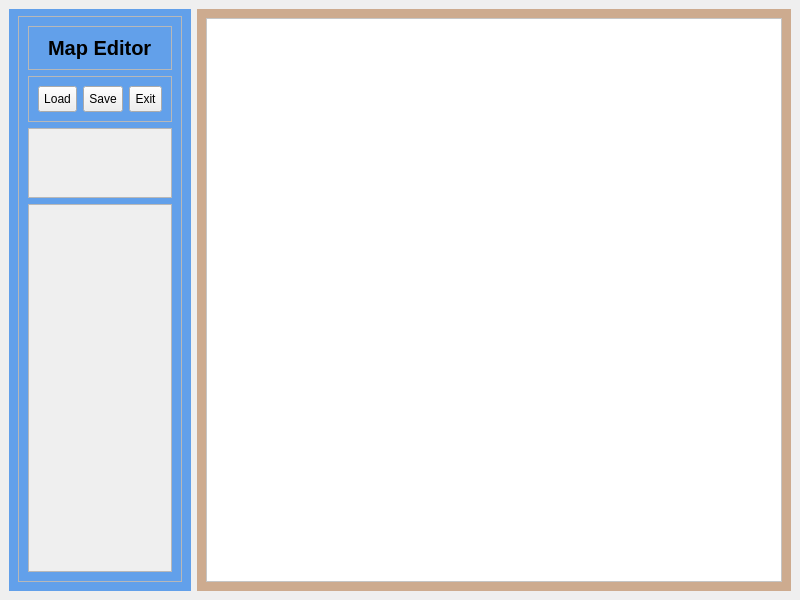
Old version of the form editor/MapEditor.ui in the repository alejoordonez02/counter-strike-2d.
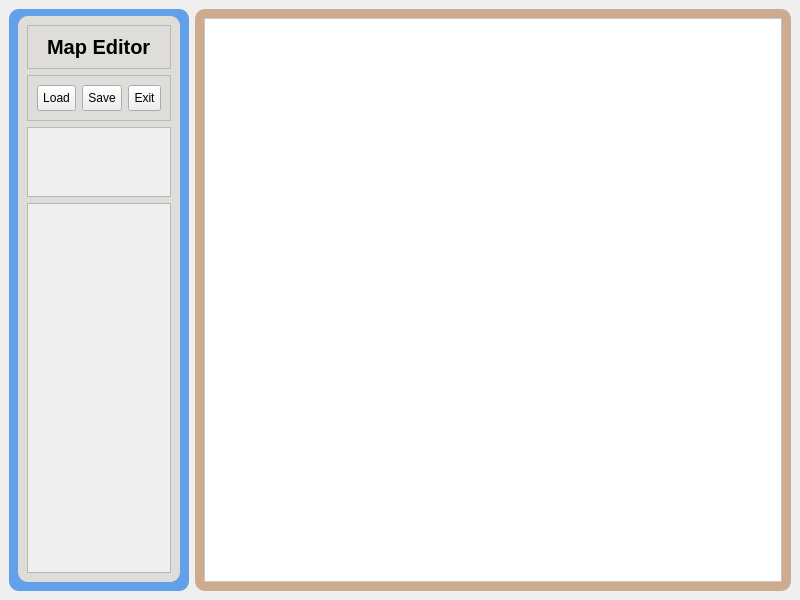
New version of the form. Icons and pictures are not drawn.

```diff
--- a/editor/MapEditor.ui
+++ b/editor/MapEditor.ui
@@ -41,7 +41,9 @@
       <property name="styleSheet">
        <string notr="true">#leftMenu{
 	background-color: rgb(98, 160, 234);
-}</string>
+	border-radius: 10px;
+}
+</string>
       </property>
       <layout class="QVBoxLayout" name="verticalLayout_2">
        <property name="topMargin">
@@ -55,6 +57,12 @@
            <verstretch>0</verstretch>
           </sizepolicy>
          </property>
+         <property name="styleSheet">
+          <string notr="true">#leftFrame{
+	background-color: rgb(222, 221, 218);
+	border-radius: 10px;
+}</string>
+         </property>
          <property name="frameShape">
           <enum>QFrame::StyledPanel</enum>
          </property>
@@ -98,6 +106,9 @@
                <property name="text">
                 <string>Map Editor</string>
                </property>
+               <property name="textFormat">
+                <enum>Qt::MarkdownText</enum>
+               </property>
               </widget>
              </item>
             </layout>
@@ -218,6 +229,9 @@
             <property name="layoutDirection">
              <enum>Qt::LeftToRight</enum>
             </property>
+            <property name="styleSheet">
+             <string notr="true">border-image: url(:/prefijoNuevo/hud_slot.bmp);</string>
+            </property>
             <property name="widgetResizable">
              <bool>true</bool>
             </property>
@@ -226,7 +240,7 @@
               <rect>
                <x>0</x>
                <y>0</y>
-               <width>241</width>
+               <width>243</width>
                <height>68</height>
               </rect>
              </property>
@@ -247,6 +261,9 @@
             <property name="cursor" stdset="0">
              <cursorShape>OpenHandCursor</cursorShape>
             </property>
+            <property name="styleSheet">
+             <string notr="true">border-image: url(:/prefijoNuevo/gui_c.bmp);</string>
+            </property>
             <property name="widgetResizable">
              <bool>true</bool>
             </property>
@@ -255,13 +272,19 @@
               <rect>
                <x>0</x>
                <y>0</y>
-               <width>241</width>
-               <height>355</height>
+               <width>243</width>
+               <height>361</height>
               </rect>
              </property>
              <layout class="QHBoxLayout" name="horizontalLayout_4">
               <item>
                <widget class="QLabel" name="tylesheet">
+                <property name="minimumSize">
+                 <size>
+                  <width>0</width>
+                  <height>104</height>
+                 </size>
+                </property>
                 <property name="cursor">
                  <cursorShape>ArrowCursor</cursorShape>
                 </property>
@@ -277,6 +300,9 @@
                 <property name="autoFillBackground">
                  <bool>false</bool>
                 </property>
+                <property name="styleSheet">
+                 <string notr="true"/>
+                </property>
                 <property name="text">
                  <string/>
                 </property>
@@ -308,7 +334,7 @@
      <widget class="QWidget" name="mainBody" native="true">
       <property name="styleSheet">
        <string notr="true">#mainBody{
-	
+	border-radius: 10px;
 	background-color: rgb(205, 171, 143);
 }</string>
       </property>
@@ -335,7 +361,7 @@
            <rect>
             <x>0</x>
             <y>0</y>
-            <width>475</width>
+            <width>477</width>
             <height>562</height>
            </rect>
           </property>
```
Left out of the diff: 1 changed line with no effect on the pictures.
